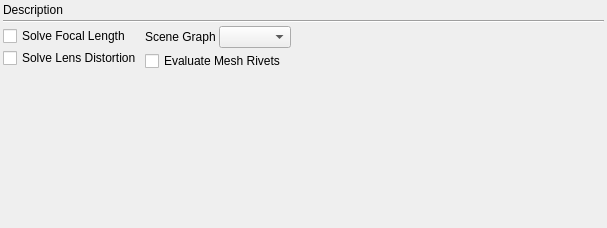
First picture: the form in python/mmSolver/tools/solver/widget/solver_basic_widget.ui, repository david-cattermole/mayaMatchMoveSolver, before the edit.
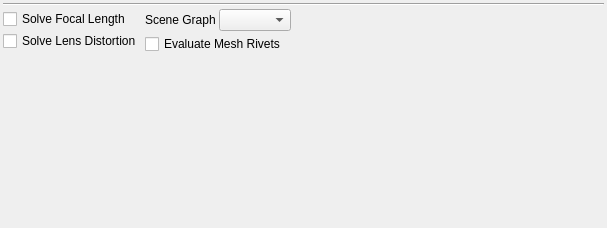
Second picture: the form after the edit.

Commit message: Solver UI - Remove unused Solver Description text.

The edit to the form file:
```diff
--- a/python/mmSolver/tools/solver/widget/solver_basic_widget.ui
+++ b/python/mmSolver/tools/solver/widget/solver_basic_widget.ui
@@ -29,16 +29,6 @@
    <property name="bottomMargin">
     <number>3</number>
    </property>
-   <item>
-    <widget class="QLabel" name="description_label">
-     <property name="text">
-      <string>Description</string>
-     </property>
-     <property name="wordWrap">
-      <bool>true</bool>
-     </property>
-    </widget>
-   </item>
    <item>
     <layout class="QHBoxLayout" name="frameRange_layout"/>
    </item>
```
The commit also changes 5 other files.
